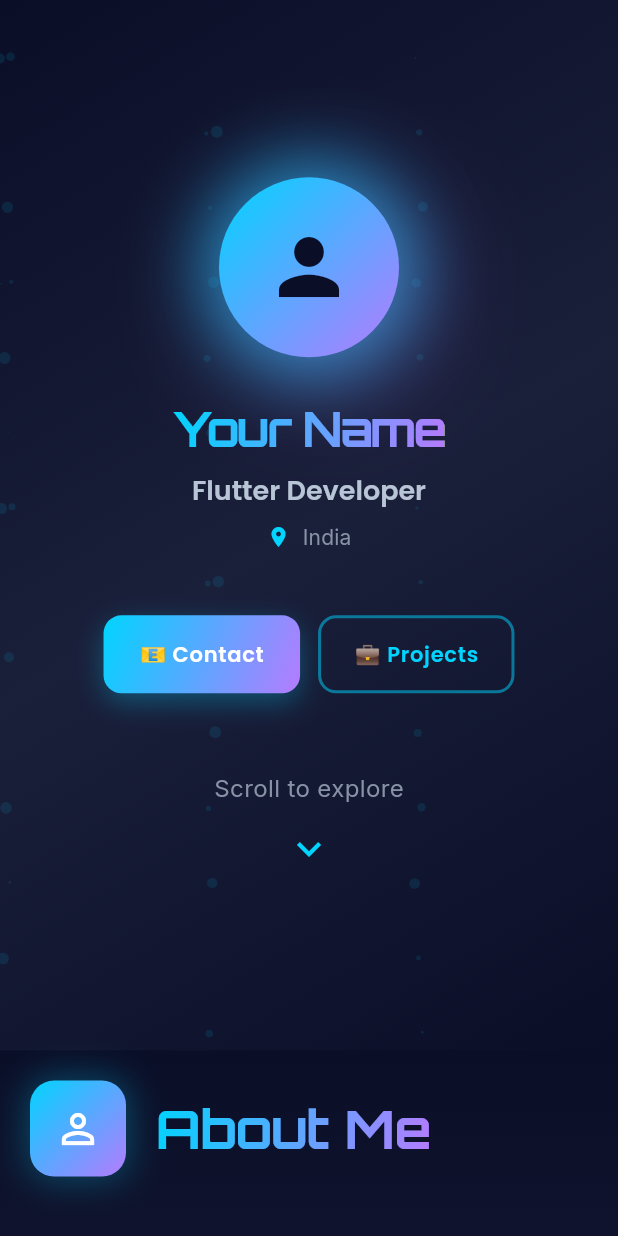
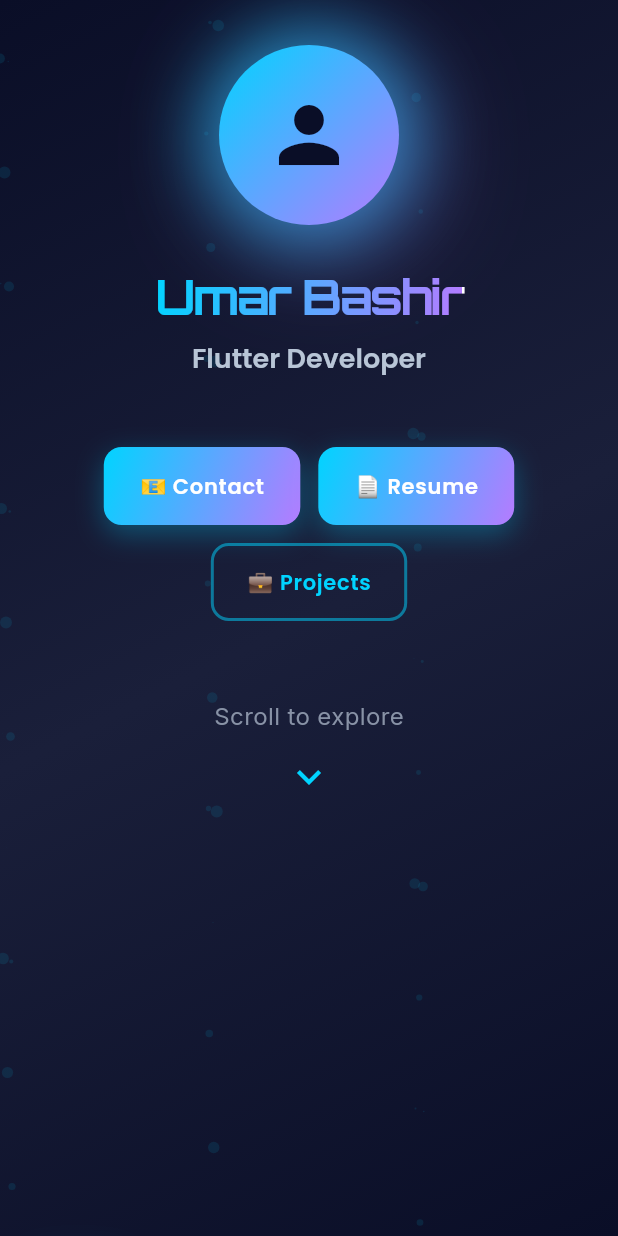
Before and after one commit to umer213/flutter_portfolio13, a Flutter app: the screen it shows after launch, on a phone screen of 412 x 824 dp. Run offline on Flutter 3.47's test engine with Material 3 defaults, Android fonts, the phone set to English and light mode, and no system bars; drawn by our look-alikes of flutter_animate; our stand-ins replace cloud_firestore, firebase_core, font_awesome_flutter, google_fonts; missing offline and left inert: dart:html, open_file_plus; accounts and stored records are empty.

Commit message:
feat: Add resume asset and implement platform-specific resume viewing/download functionality.

```diff
--- a/lib/models/portfolio_data.dart
+++ b/lib/models/portfolio_data.dart
@@ -1,5 +1,5 @@
 class PortfolioData {
-  static const String name = 'Your Name';
+  static const String name = 'Umar Bashir';
   static const String title = 'Flutter Developer';
   static const String location = 'India';
   static const String phone = '+91 9149644741';
--- a/lib/screens/parallax_portfolio_screen.dart
+++ b/lib/screens/parallax_portfolio_screen.dart
@@ -57,21 +57,18 @@ class _ParallaxPortfolioScreenState extends State<ParallaxPortfolioScreen> {
   @override
   Widget build(BuildContext context) {
     final size = MediaQuery.of(context).size;
-    final isWeb = kIsWeb;
-    // Make hero section shorter on mobile for better UX
+    const isWeb = kIsWeb;
     final heroHeight = size.width < 600
-        ? size.height * 0.85 // 85% on mobile
-        : (size.width < 1200
-            ? size.height * 0.95 // 95% on tablet
-            : size.height); // Full height on desktop
+        ? size.height
+        : (size.width < 1200 ? size.height * 0.95 : size.height);
 
     return Scaffold(
       body: SingleChildScrollView(
         controller: _scrollController,
         child: Column(
           children: [
-            SizedBox(
-              height: heroHeight,
+            ConstrainedBox(
+              constraints: BoxConstraints(minHeight: heroHeight),
               child: HeroSection(
                 sectionKeys: _sectionKeys,
                 onSectionTap: _scrollToSection,
--- a/lib/theme/professional_theme.dart
+++ b/lib/theme/professional_theme.dart
@@ -43,7 +43,7 @@ class ProfessionalTheme {
       useMaterial3: true,
       brightness: Brightness.dark,
       scaffoldBackgroundColor: darkBg,
-      colorScheme: ColorScheme.dark(
+      colorScheme: const ColorScheme.dark(
         primary: electricBlue,
         secondary: neonPurple,
         surface: cardBg,
@@ -114,7 +114,7 @@ class ProfessionalTheme {
         ),
       ),
       cardTheme: CardThemeData(
-        color: cardBg.withOpacity(0.5),
+        color: cardBg.withValues(alpha: 0.5),
         elevation: 0,
         shape: RoundedRectangleBorder(borderRadius: BorderRadius.circular(24)),
       ),
@@ -137,14 +137,14 @@ class ProfessionalTheme {
     bool hasBorder = true,
   }) {
     return BoxDecoration(
-      color: (color ?? cardBg).withOpacity(0.3),
+      color: (color ?? cardBg).withValues(alpha: 0.3),
       borderRadius: BorderRadius.circular(24),
       border: hasBorder
-          ? Border.all(color: Colors.white.withOpacity(0.1), width: 1.5)
+          ? Border.all(color: Colors.white.withValues(alpha: 0.1), width: 1.5)
           : null,
       boxShadow: [
         BoxShadow(
-          color: Colors.black.withOpacity(0.2),
+          color: Colors.black.withValues(alpha: 0.2),
           blurRadius: 20,
           offset: const Offset(0, 10),
         ),
@@ -161,7 +161,7 @@ class ProfessionalTheme {
     return BoxDecoration(
       boxShadow: [
         BoxShadow(
-          color: color.withOpacity(0.5),
+          color: color.withValues(alpha: 0.5),
           blurRadius: blurRadius,
           spreadRadius: spreadRadius,
         ),
--- /dev/null
+++ b/lib/utils/resume_helper.dart
@@ -0,0 +1,3 @@
+export 'resume_helper_stub.dart'
+    if (dart.library.io) 'resume_helper_mobile.dart'
+    if (dart.library.js) 'resume_helper_web.dart';
--- /dev/null
+++ b/lib/utils/resume_helper_stub.dart
@@ -0,0 +1,3 @@
+Future<void> downloadResume(String assetPath) async {
+  throw UnimplementedError();
+}
--- a/lib/widgets/contact_section.dart
+++ b/lib/widgets/contact_section.dart
@@ -57,7 +57,7 @@ class ContactSection extends StatelessWidget {
                   borderRadius: BorderRadius.circular(32),
                   boxShadow: [
                     BoxShadow(
-                      color: ProfessionalTheme.electricBlue.withOpacity(0.4),
+                      color: ProfessionalTheme.electricBlue.withValues(alpha: 0.4),
                       blurRadius: 40,
                       spreadRadius: 5,
                       offset: const Offset(0, 15),
@@ -77,7 +77,7 @@ class ContactSection extends StatelessWidget {
                     Text(
                       'Ready to bring your ideas to life',
                       style: Theme.of(context).textTheme.bodyLarge?.copyWith(
-                            color: Colors.white.withOpacity(0.9),
+                            color: Colors.white.withValues(alpha: 0.9),
                           ),
                     ).animate(delay: 100.ms).fadeIn(duration: 600.ms),
                     const SizedBox(height: 50),
--- a/lib/widgets/education_section.dart
+++ b/lib/widgets/education_section.dart
@@ -47,7 +47,7 @@ class EducationSection extends StatelessWidget {
                         borderRadius: BorderRadius.circular(12),
                         boxShadow: [
                           BoxShadow(
-                            color: ProfessionalTheme.cyanGlow.withOpacity(0.3),
+                            color: ProfessionalTheme.cyanGlow.withValues(alpha: 0.3),
                             blurRadius: 15,
                             spreadRadius: 2,
                           ),
@@ -115,7 +115,7 @@ class EducationSection extends StatelessWidget {
             borderRadius: BorderRadius.circular(16),
             boxShadow: [
               BoxShadow(
-                color: ProfessionalTheme.electricBlue.withOpacity(0.3),
+                color: ProfessionalTheme.electricBlue.withValues(alpha: 0.3),
                 blurRadius: 20,
                 spreadRadius: 2,
               ),
--- a/lib/widgets/hero_section.dart
+++ b/lib/widgets/hero_section.dart
@@ -1,10 +1,11 @@
 import 'package:flutter/material.dart';
 import 'package:flutter_animate/flutter_animate.dart';
+import 'package:cloud_firestore/cloud_firestore.dart';
+import 'dart:math' as math;
 import '../models/portfolio_data.dart';
 import '../models/personal_info_model.dart';
 import '../theme/professional_theme.dart';
-import 'package:cloud_firestore/cloud_firestore.dart';
-import 'dart:math' as math;
+import 'package:my_portfolio/utils/resume_helper.dart';
 
 class HeroSection extends StatefulWidget {
   final Map<String, GlobalKey> sectionKeys;
@@ -48,7 +49,7 @@ class _HeroSectionState extends State<HeroSection>
     final isMedium = size.width >= 600 && size.width < 1200;
 
     return Container(
-      decoration: BoxDecoration(
+      decoration: const BoxDecoration(
         gradient: LinearGradient(
           begin: Alignment.topLeft,
           end: Alignment.bottomRight,
@@ -62,7 +63,8 @@ class _HeroSectionState extends State<HeroSection>
       child: Stack(
         children: [
           // Animated background particles
-          AnimatedBuilder(
+          Positioned.fill(
+            child: AnimatedBuilder(
               animation: _controller,
               builder: (context, child) {
                 return CustomPaint(
@@ -71,18 +73,19 @@ class _HeroSectionState extends State<HeroSection>
                 );
               },
             ),
+          ),
           // Content
-          Center(
-            child: SingleChildScrollView(
+          Align(
+            alignment: Alignment.center,
             child: Padding(
               padding: EdgeInsets.symmetric(
                 horizontal: isSmall ? 20 : (isMedium ? 40 : 60),
                 vertical: isSmall ? 30 : 40,
               ),
               child: Column(
-                  mainAxisAlignment: MainAxisAlignment.center,
+                mainAxisSize: MainAxisSize.min,
+                crossAxisAlignment: CrossAxisAlignment.center,
                 children: [
-                    // Profile circle with glow
                   Container(
                     width: isSmall ? 120 : (isMedium ? 150 : 200),
                     height: isSmall ? 120 : (isMedium ? 150 : 200),
@@ -91,18 +94,17 @@ class _HeroSectionState extends State<HeroSection>
                       gradient: ProfessionalTheme.primaryGradient,
                       boxShadow: [
                         BoxShadow(
-                            color:
-                                ProfessionalTheme.electricBlue.withOpacity(0.6),
+                          color: ProfessionalTheme.electricBlue
+                              .withValues(alpha: 0.6),
                           blurRadius: isSmall ? 40 : 60,
                           spreadRadius: isSmall ? 10 : 20,
                         ),
                         BoxShadow(
-                            color:
-                                ProfessionalTheme.neonPurple.withOpacity(0.4),
+                          color: ProfessionalTheme.neonPurple
+                              .withValues(alpha: 0.4),
                           blurRadius: isSmall ? 60 : 80,
                           spreadRadius: isSmall ? 5 : 10,
-                            offset:
-                                Offset(isSmall ? 10 : 20, isSmall ? 10 : 20),
+                          offset: Offset(isSmall ? 10 : 20, isSmall ? 10 : 20),
                         ),
                       ],
                     ),
@@ -117,7 +119,7 @@ class _HeroSectionState extends State<HeroSection>
                       .animate(onPlay: (controller) => controller.repeat())
                       .shimmer(
                         duration: 2000.ms,
-                          color: Colors.white.withOpacity(0.3),
+                        color: Colors.white.withValues(alpha: 0.3),
                       )
                       .animate()
                       .fadeIn(duration: 800.ms)
@@ -128,7 +130,6 @@ class _HeroSectionState extends State<HeroSection>
                       ),
                   SizedBox(height: isSmall ? 30 : 50),
 
-                    // Name and title from Firebase
                   StreamBuilder<QuerySnapshot>(
                     stream: FirebaseFirestore.instance
                         .collection('personal_info')
@@ -136,10 +137,8 @@ class _HeroSectionState extends State<HeroSection>
                     builder: (context, snapshot) {
                       String displayName = PortfolioData.name;
                       String displayTitle = PortfolioData.title;
-                        String displayLocation = PortfolioData.location;
 
-                        if (snapshot.hasData &&
-                            snapshot.data!.docs.isNotEmpty) {
+                      if (snapshot.hasData && snapshot.data!.docs.isNotEmpty) {
                         final docData = snapshot.data!.docs[0].data()
                             as Map<String, dynamic>;
                         final personalInfo = PersonalInfoModel.fromFirestore(
@@ -152,9 +151,6 @@ class _HeroSectionState extends State<HeroSection>
                         displayTitle = personalInfo.title.isNotEmpty
                             ? personalInfo.title
                             : PortfolioData.title;
-                          displayLocation = personalInfo.location.isNotEmpty
-                              ? personalInfo.location
-                              : PortfolioData.location;
                       }
 
                       return Column(
@@ -182,15 +178,13 @@ class _HeroSectionState extends State<HeroSection>
                               .slideY(begin: -0.3, end: 0),
                           SizedBox(height: isSmall ? 12 : 20),
 
-                            // Title
                           Text(
                             displayTitle,
                             style: Theme.of(context)
                                 .textTheme
                                 .headlineMedium
                                 ?.copyWith(
-                                    fontSize:
-                                        isSmall ? 18 : (isMedium ? 24 : 32),
+                                  fontSize: isSmall ? 18 : (isMedium ? 24 : 32),
                                   color: ProfessionalTheme.textSecondary,
                                 ),
                             textAlign: TextAlign.center,
@@ -201,27 +195,27 @@ class _HeroSectionState extends State<HeroSection>
                           SizedBox(height: isSmall ? 8 : 12),
 
                           // Location
-                            Row(
-                              mainAxisAlignment: MainAxisAlignment.center,
-                              children: [
-                                Icon(
-                                  Icons.location_on,
-                                  color: ProfessionalTheme.electricBlue,
-                                  size: isSmall ? 16 : 20,
-                                ),
-                                const SizedBox(width: 8),
-                                Text(
-                                  displayLocation,
-                                  style: Theme.of(context)
-                                      .textTheme
-                                      .bodyLarge
-                                      ?.copyWith(
-                                        fontSize: isSmall ? 14 : 16,
-                                        color: ProfessionalTheme.textMuted,
-                                      ),
-                                ),
-                              ],
-                            ).animate(delay: 600.ms).fadeIn(duration: 800.ms),
+                          // Row(
+                          //   mainAxisAlignment: MainAxisAlignment.center,
+                          //   children: [
+                          //     Icon(
+                          //       Icons.location_on,
+                          //       color: ProfessionalTheme.electricBlue,
+                          //       size: isSmall ? 16 : 20,
+                          //     ),
+                          //     const SizedBox(width: 8),
+                          //     Text(
+                          //       displayLocation,
+                          //       style: Theme.of(context)
+                          //           .textTheme
+                          //           .bodyLarge
+                          //           ?.copyWith(
+                          //             fontSize: isSmall ? 14 : 16,
+                          //             color: ProfessionalTheme.textMuted,
+                          //           ),
+                          //     ),
+                          //   ],
+                          // ).animate(delay: 600.ms).fadeIn(duration: 800.ms),
                         ],
                       );
                     },
@@ -236,8 +230,13 @@ class _HeroSectionState extends State<HeroSection>
                     children: [
                       _buildGradientButton(
                         label: isSmall ? '📧 Contact' : '📧  Contact Me',
-                          onPressed: () => widget
-                              .onSectionTap(widget.sectionKeys['contact']!),
+                        onPressed: () =>
+                            widget.onSectionTap(widget.sectionKeys['contact']!),
+                        isSmall: isSmall,
+                      ),
+                      _buildGradientButton(
+                        label: isSmall ? '📄 Resume' : '📄  Download Resume',
+                        onPressed: _downloadResume,
                         isSmall: isSmall,
                       ),
                       _buildOutlineButton(
@@ -262,7 +261,7 @@ class _HeroSectionState extends State<HeroSection>
                             ?.copyWith(color: ProfessionalTheme.textMuted),
                       ),
                       const SizedBox(height: 12),
-                        Icon(
+                      const Icon(
                         Icons.keyboard_arrow_down,
                         color: ProfessionalTheme.electricBlue,
                         size: 32,
@@ -282,7 +281,6 @@ class _HeroSectionState extends State<HeroSection>
               ),
             ),
           ),
-          ),
         ],
       ),
     );
@@ -299,7 +297,7 @@ class _HeroSectionState extends State<HeroSection>
         borderRadius: BorderRadius.circular(isSmall ? 12 : 16),
         boxShadow: [
           BoxShadow(
-            color: ProfessionalTheme.electricBlue.withOpacity(0.3),
+            color: ProfessionalTheme.electricBlue.withValues(alpha: 0.3),
             blurRadius: isSmall ? 15 : 20,
             offset: Offset(0, isSmall ? 6 : 10),
           ),
@@ -343,7 +341,7 @@ class _HeroSectionState extends State<HeroSection>
           vertical: isSmall ? 16 : 24,
         ),
         side: BorderSide(
-          color: ProfessionalTheme.electricBlue.withOpacity(0.5),
+          color: ProfessionalTheme.electricBlue.withValues(alpha: 0.5),
           width: 2,
         ),
         shape: RoundedRectangleBorder(
@@ -360,6 +358,22 @@ class _HeroSectionState extends State<HeroSection>
       ),
     );
   }
+
+  Future<void> _downloadResume() async {
+    const resumePath = 'assets/umer_Resume.pdf';
+    try {
+      await downloadResume(resumePath);
+    } catch (e) {
+      if (mounted) {
+        ScaffoldMessenger.of(context).showSnackBar(
+          SnackBar(
+            content: Text('Could not open resume: $e'),
+            backgroundColor: ProfessionalTheme.pinkAccent,
+          ),
+        );
+      }
+    }
+  }
 }
 
 // Custom painter for animated particles
@@ -371,7 +385,7 @@ class ParticlePainter extends CustomPainter {
   @override
   void paint(Canvas canvas, Size size) {
     final paint = Paint()
-      ..color = ProfessionalTheme.electricBlue.withOpacity(0.1);
+      ..color = ProfessionalTheme.electricBlue.withValues(alpha: 0.1);
 
     for (int i = 0; i < 50; i++) {
       final x = (i * 137.5) % size.width;
--- a/lib/widgets/profile_section.dart
+++ b/lib/widgets/profile_section.dart
@@ -40,8 +40,8 @@ class ProfileSection extends StatelessWidget {
                       borderRadius: BorderRadius.circular(16),
                       boxShadow: [
                         BoxShadow(
-                          color: ProfessionalTheme.electricBlue.withOpacity(
-                            0.3,
+                          color: ProfessionalTheme.electricBlue.withValues(
+                          alpha:   0.3,
                           ),
                           blurRadius: 20,
                           spreadRadius: 2,
@@ -93,7 +93,7 @@ class ProfileSection extends StatelessWidget {
                     child: Text(
                       bio,
                       style: Theme.of(context).textTheme.bodyLarge?.copyWith(
-                            fontSize: isWeb ? 20 : 16,
+                            fontSize: isWeb ? 20 : 14,
                             color: ProfessionalTheme.textSecondary,
                           ),
                     ),
--- a/pubspec.yaml
+++ b/pubspec.yaml
@@ -14,6 +14,9 @@ dependencies:
   url_launcher: ^6.3.1
   flutter_animate: ^4.5.0
   google_fonts: ^6.2.1
+  font_awesome_flutter: ^10.6.0
+  path_provider: ^2.1.1
+  open_file_plus: ^3.3.1
 
 dev_dependencies:
   flutter_test:
@@ -22,3 +25,5 @@ dev_dependencies:
 
 flutter:
   uses-material-design: true
+  assets:
+   - assets/umer_Resume.pdf
```
Also changed, not shown: lib/utils/resume_helper_mobile.dart (added, +16 -0 lines), lib/utils/resume_helper_web.dart (added, +21 -0 lines), lib/widgets/experience_section.dart (+28 -11 lines), lib/widgets/projects_section.dart (+4 -4 lines), lib/widgets/skills_section.dart (+86 -36 lines), pubspec.lock, 3 other files. Lines whose indentation alone changed are shown as unchanged.
